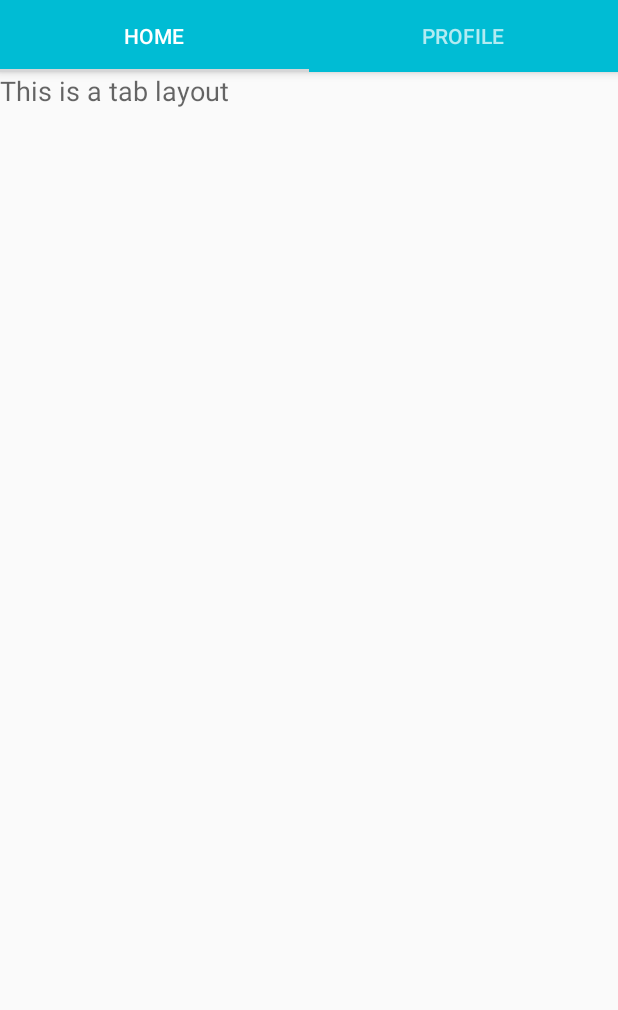
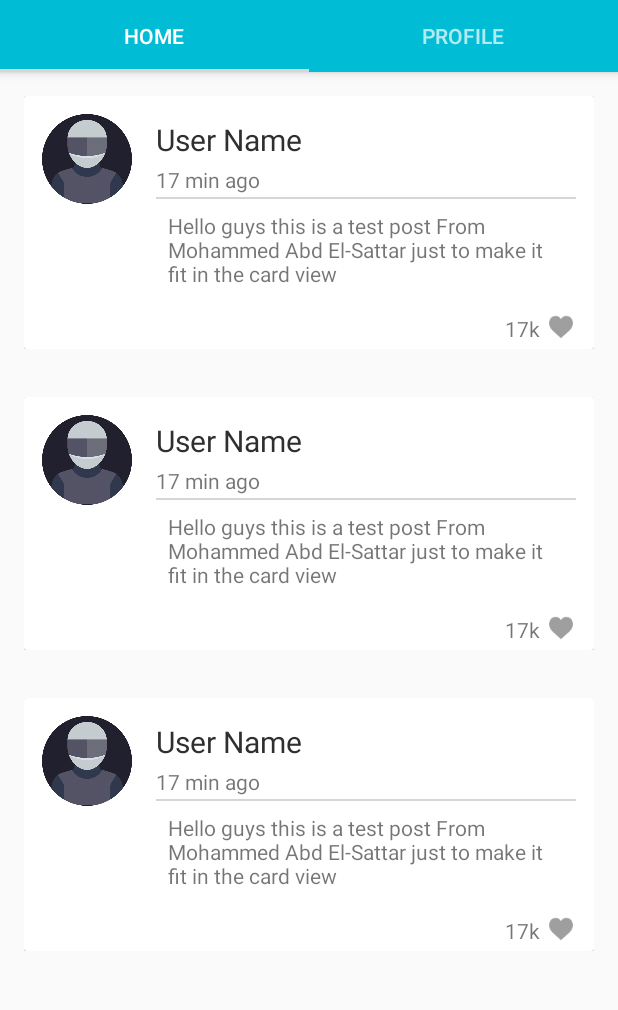
Before and after one commit to Abdelsattar/FCIblog, an Android app: the ProfileFragment screen opened directly, with no data from a screen before it, on a phone screen of 412 x 824 dp, the part 84-1094 px from its top. Run offline under Robolectric (Android 15) with nearby library versions, the phone set to English and light mode, and no system bars; our stand-ins replace ButterKnife.

Commit message:
Make the recycleview adapter

```diff
--- a/app/src/main/java/com/sattar/fciblog/Helpers/ImageAdapter.java
+++ b/app/src/main/java/com/sattar/fciblog/Adapters/ImageAdapter.java
@@ -1,4 +1,4 @@
-package com.sattar.fciblog.Helpers;
+package com.sattar.fciblog.Adapters;
 
 /**
  * Created by sattar on 16/09/16.
--- /dev/null
+++ b/app/src/main/java/com/sattar/fciblog/Adapters/RecycleViewAdapter.java
@@ -0,0 +1,73 @@
+package com.sattar.fciblog.Adapters;
+
+/**
+ * Created by sattar on 19/09/16.
+ */
+
+import android.content.Context;
+import android.support.v7.widget.RecyclerView;
+import android.view.LayoutInflater;
+import android.view.View;
+import android.view.ViewGroup;
+import android.widget.ImageView;
+
+import com.sattar.fciblog.R;
+
+import java.util.ArrayList;
+
+/**
+ * Created by lenovo on 20/03/2016.
+ */
+public class RecycleViewAdapter extends RecyclerView.Adapter<RecycleViewAdapter.PlaceViewHolder> {
+
+    ArrayList<String> Posts;
+    Context context;
+
+    private static final int TYPE_HEADER = 0;
+    private static final int TYPE_ITEM = 1;
+
+    public RecycleViewAdapter(Context context,  ArrayList<String> Posts) {
+        this.Posts = Posts;
+        this.context = context;
+
+    }
+
+    @Override
+    public PlaceViewHolder onCreateViewHolder(ViewGroup viewGroup, int viewType) {
+
+        View v = LayoutInflater.from(viewGroup.getContext()).inflate(R.layout.recycle_view_post_item, viewGroup, false);
+        PlaceViewHolder placeViewHolder = new PlaceViewHolder(v);
+        return placeViewHolder;
+    }
+
+    @Override
+    public void onBindViewHolder(PlaceViewHolder holder, final int position) {
+        String description = "";
+
+//        if (Posts.get(position).getUser_name() != "null" && Posts.get(position).getUser_name() != null) {
+//            holder.personName.setText(Posts.get(position).getUser_name());
+//            description += Posts.get(position).getUser_name();
+//        }
+
+    }
+
+    public static class PlaceViewHolder extends RecyclerView.ViewHolder {
+        ImageView personPic;
+
+        PlaceViewHolder(View itemView) {
+            super(itemView);
+            personPic = (ImageView) itemView.findViewById(R.id.header_profile_pic);
+
+        }
+    }
+
+    @Override
+    public void onAttachedToRecyclerView(RecyclerView recyclerView) {
+        super.onAttachedToRecyclerView(recyclerView);
+    }
+
+    @Override
+    public int getItemCount() {
+        return Posts.size();
+    }
+}
--- a/app/src/main/java/com/sattar/fciblog/Helpers/ViewPagerAdapter.java
+++ b/app/src/main/java/com/sattar/fciblog/Adapters/ViewPagerAdapter.java
@@ -1,4 +1,4 @@
-package com.sattar.fciblog.Helpers;
+package com.sattar.fciblog.Adapters;
 
 import android.support.v4.app.Fragment;
 import android.support.v4.app.FragmentManager;
--- a/app/src/main/java/com/sattar/fciblog/Fragments/ProfileFragment.java
+++ b/app/src/main/java/com/sattar/fciblog/Fragments/ProfileFragment.java
@@ -2,19 +2,50 @@ package com.sattar.fciblog.Fragments;
 
 import android.os.Bundle;
 import android.support.v4.app.Fragment;
+import android.support.v7.widget.LinearLayoutManager;
+import android.support.v7.widget.RecyclerView;
 import android.view.LayoutInflater;
 import android.view.View;
 import android.view.ViewGroup;
 
+import com.sattar.fciblog.Adapters.RecycleViewAdapter;
 import com.sattar.fciblog.R;
+
+import java.util.ArrayList;
 
 
 /**
  * Created by sattar on 19/09/16.
  */
 public class ProfileFragment extends Fragment {
+    private ArrayList<String> posts;
+    private View currentView;
+
     @Override
     public View onCreateView(LayoutInflater inflater, ViewGroup container, Bundle savedInstanceState) {
-        return inflater.inflate(R.layout.fragment_profile,container, false);
+
+        View view = inflater.inflate(R.layout.fragment_profile, container, false);
+        posts = new ArrayList<>();
+        this.currentView = view;
+        setUpRecyclerView();
+        return view;
+    }
+
+    private void setUpRecyclerView() {
+
+        RecyclerView recycleView =
+                (RecyclerView) currentView.findViewById(R.id.profile_recycle_view);
+        recycleView.setHasFixedSize(true);
+
+        LinearLayoutManager layoutManager = new LinearLayoutManager(getContext());
+        recycleView.setLayoutManager(layoutManager);
+
+        posts.add("");
+        posts.add("");
+        posts.add("");
+        RecycleViewAdapter recyclerViewAdapter
+                = new RecycleViewAdapter(getContext(), posts);
+
+        recycleView.setAdapter(recyclerViewAdapter);
     }
 }
--- a/app/src/main/java/com/sattar/fciblog/SignUpActivity.java
+++ b/app/src/main/java/com/sattar/fciblog/SignUpActivity.java
@@ -13,7 +13,7 @@ import android.widget.TextView;
 
 import com.dd.CircularProgressButton;
 import com.sattar.fciblog.Helpers.GridViewScrollable;
-import com.sattar.fciblog.Helpers.ImageAdapter;
+import com.sattar.fciblog.Adapters.ImageAdapter;
 
 import butterknife.BindView;
 import butterknife.ButterKnife;
--- a/app/src/main/res/layout/fragment_profile.xml
+++ b/app/src/main/res/layout/fragment_profile.xml
@@ -3,13 +3,13 @@
     android:orientation="vertical" android:layout_width="match_parent"
     android:layout_height="match_parent">
 
+    <android.support.v7.widget.RecyclerView
+        android:layout_width="match_parent"
+        android:layout_height="match_parent"
+        android:id="@+id/profile_recycle_view"
+        >
+    </android.support.v7.widget.RecyclerView>
 
-    <TextView
-        android:layout_width="wrap_content"
-        android:layout_height="wrap_content"
-        android:textAppearance="?android:attr/textAppearanceMedium"
-        android:text="This is a tab layout"
-        android:id="@+id/textView"
-        android:layout_centerVertical="true"
-        android:layout_centerHorizontal="true" />
+
+
 </LinearLayout>
```
Also changed, not shown: app/src/main/java/com/sattar/fciblog/HomeActivity.java (+1 -53 lines).
